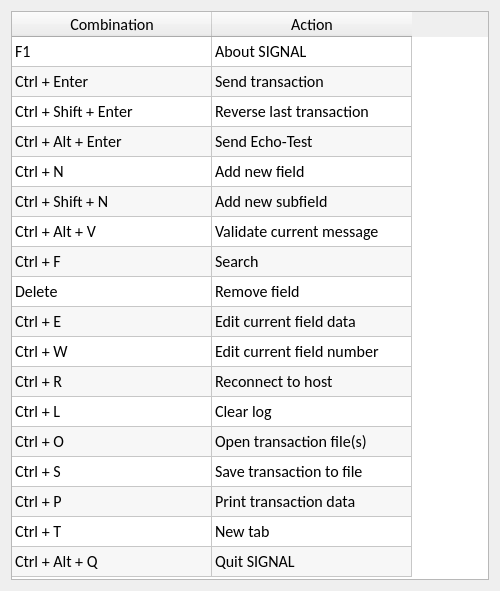
This is common/gui/forms/hotkeys.ui in FedorIvanov37/sv-terminal as Qt 5 draws it before an edit. The edited form follows.
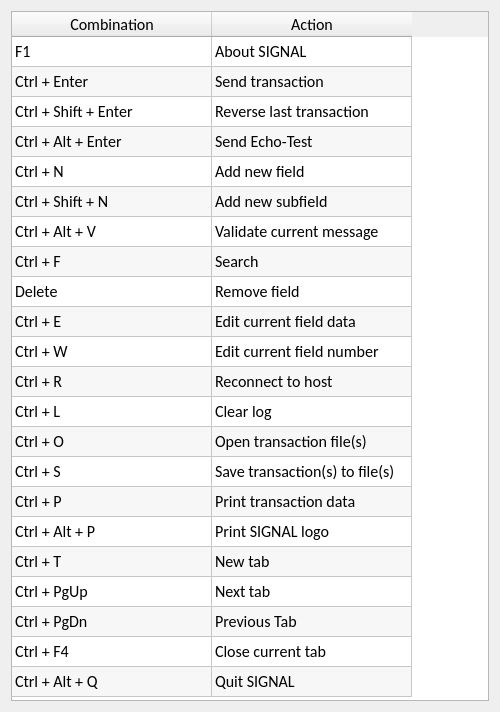
This is the edited form.

Commit message: Fix DE62 parsing error, save multiple files, added --config-file key, --config changed to --print-config, added tabs round by hotkeys, hotkeys hint window correction, restore SIGNAL logo print

What changed in the file:
```diff
--- a/common/gui/forms/hotkeys.ui
+++ b/common/gui/forms/hotkeys.ui
@@ -7,7 +7,7 @@
     <x>0</x>
     <y>0</y>
     <width>500</width>
-    <height>591</height>
+    <height>712</height>
    </rect>
   </property>
   <property name="sizePolicy">
@@ -19,13 +19,13 @@
   <property name="minimumSize">
    <size>
     <width>500</width>
-    <height>591</height>
+    <height>712</height>
    </size>
   </property>
   <property name="maximumSize">
    <size>
     <width>500</width>
-    <height>591</height>
+    <height>712</height>
    </size>
   </property>
   <property name="windowTitle">
@@ -177,11 +177,31 @@
        <string>Ctrl + P</string>
       </property>
      </row>
+     <row>
+      <property name="text">
+       <string>Ctrl + Alt + P</string>
+      </property>
+     </row>
      <row>
       <property name="text">
        <string>Ctrl + T</string>
       </property>
      </row>
+     <row>
+      <property name="text">
+       <string>Ctrl + PgUp</string>
+      </property>
+     </row>
+     <row>
+      <property name="text">
+       <string>Ctrl + PgDn</string>
+      </property>
+     </row>
+     <row>
+      <property name="text">
+       <string>Ctrl + F4</string>
+      </property>
+     </row>
      <row>
       <property name="text">
        <string>Ctrl + Alt + Q</string>
@@ -344,7 +364,7 @@
      </item>
      <item row="14" column="1">
       <property name="text">
-       <string>Save transaction to file</string>
+       <string>Save transaction(s) to file(s)</string>
       </property>
      </item>
      <item row="15" column="0">
@@ -359,20 +379,60 @@
      </item>
      <item row="16" column="0">
       <property name="text">
-       <string>Ctrl + T</string>
+       <string>Ctrl + Alt + P</string>
       </property>
      </item>
      <item row="16" column="1">
       <property name="text">
-       <string>New tab</string>
+       <string>Print SIGNAL logo</string>
       </property>
      </item>
      <item row="17" column="0">
       <property name="text">
-       <string>Ctrl + Alt + Q</string>
+       <string>Ctrl + T</string>
       </property>
      </item>
      <item row="17" column="1">
+      <property name="text">
+       <string>New tab</string>
+      </property>
+     </item>
+     <item row="18" column="0">
+      <property name="text">
+       <string>Ctrl + PgUp</string>
+      </property>
+     </item>
+     <item row="18" column="1">
+      <property name="text">
+       <string>Next tab</string>
+      </property>
+     </item>
+     <item row="19" column="0">
+      <property name="text">
+       <string>Ctrl + PgDn</string>
+      </property>
+     </item>
+     <item row="19" column="1">
+      <property name="text">
+       <string>Previous Tab</string>
+      </property>
+     </item>
+     <item row="20" column="0">
+      <property name="text">
+       <string>Ctrl + F4</string>
+      </property>
+     </item>
+     <item row="20" column="1">
+      <property name="text">
+       <string>Close current tab</string>
+      </property>
+     </item>
+     <item row="21" column="0">
+      <property name="text">
+       <string>Ctrl + Alt + Q</string>
+      </property>
+     </item>
+     <item row="21" column="1">
       <property name="text">
        <string>Quit SIGNAL</string>
       </property>
```
The commit also changes 18 other files.
